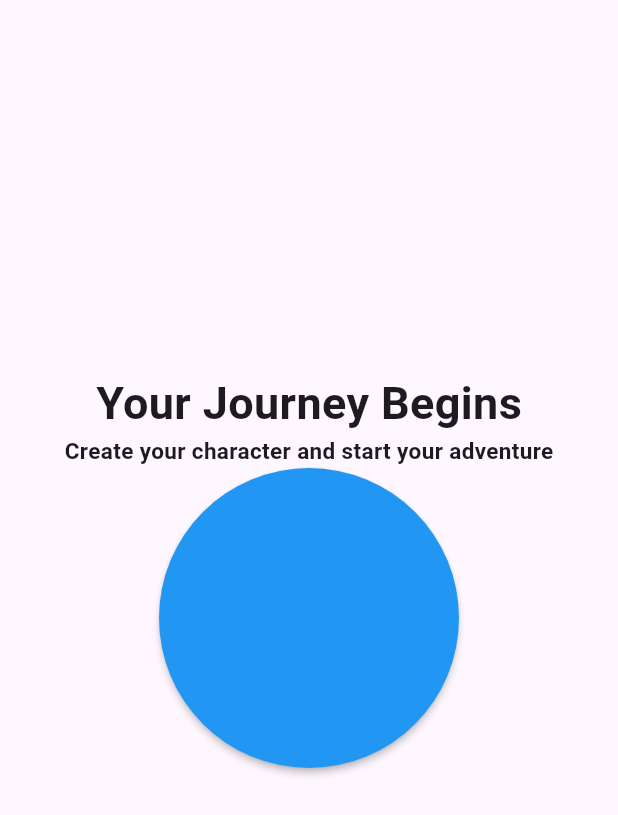
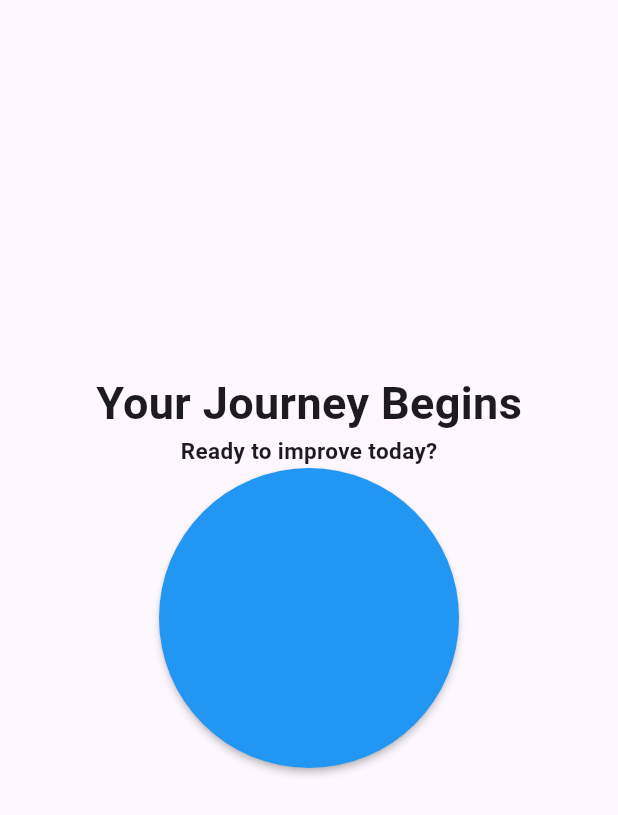
Before and after one commit to AlvinShaoPortfolio/Crivanta, a Flutter app: the CharacterContainer widget shown alone on an empty page, opened directly, on a phone screen of 412 x 824 dp. Shown: the top 815 px of the screen. Run offline on Flutter 3.47's test engine with Material 3 defaults, Android fonts, the phone set to English and light mode, and no system bars; our stand-ins replace cloud_firestore, firebase_auth, firebase_core; accounts and stored records are empty; network calls fail.

Commit message:
Fixed null loading issue between sign in screen and started on the skills tabs

```diff
--- a/lib/HeaderFileForFunctions.dart
+++ b/lib/HeaderFileForFunctions.dart
@@ -1,3 +1,4 @@
+import 'package:cloud_firestore/cloud_firestore.dart';
 import 'package:flutter/material.dart';
 
 class CrivantaLogo extends StatelessWidget{
@@ -61,3 +62,56 @@ class DisplayError extends StatelessWidget {
     return const SizedBox.shrink();
   }
 }
+
+Future<int?> getExperience(String userID, String field) async{
+  try{
+    DocumentSnapshot doc = await FirebaseFirestore.instance
+        .collection('users')
+        .doc(userID)
+        .collection('profile')
+        .doc('onboarding')
+        .get();
+
+    final data = doc.data() as Map<String, dynamic>?;
+
+    if(data != null && data['experience'] != null){
+      return data['experience'][field] ?? 0;
+    }
+    else{
+      return 0;
+    }
+  }
+  catch(e){
+    print('Error fetching experience: $e');
+    return null;
+  }
+}
+
+Future <void> increaseExperience(String userId, String field, int amount) async{
+  try {
+    await FirebaseFirestore.instance
+        .collection('users')
+        .doc(userId)
+        .collection('profile')
+        .doc('onboarding')
+        .update({
+      'experience.$field': FieldValue.increment(amount),
+    });
+  }
+  catch (e) {
+    print('Error incrementing experience: $e');
+  }
+}
+
+Future<Color> getColor(String userId, String field) async {
+  int experience = await getExperience(userId, field) ?? 0;
+  print('Getting color for $field with experience: $experience');
+
+  if (experience < 500) return Colors.grey;
+  if (experience < 1000) return Colors.green;
+  if (experience < 2000) return Colors.blue;
+  if (experience < 5000) return Colors.purple;
+  if (experience < 10000) return Colors.yellow;
+
+  return Colors.red;
+}
--- a/lib/LoginScreen.dart
+++ b/lib/LoginScreen.dart
@@ -72,8 +72,7 @@ class _LoginScreen extends State<LoginScreen>{
 
                         Navigator.pushReplacement(
                             context,
-                            MaterialPageRoute(builder: (context) => const ProfileCreation()),
-                            //MaterialPageRoute(builder: (context) => const UserDashboard()),
+                            MaterialPageRoute(builder: (context) => const UserDashboard()),
                         );
                       }
                       on FirebaseAuthException catch(e){
--- a/lib/SignupScreen.dart
+++ b/lib/SignupScreen.dart
@@ -97,7 +97,7 @@ class _SignupScreen extends State<SignupScreen>{
                 await user.reload();
                 user = authService.currentUser!;
                 if (user.emailVerified) {
-                  Navigator.pop(context); // close dialog
+                  Navigator.pop(context);
                   Navigator.pushReplacement(
                     context,
                     MaterialPageRoute(builder: (context) => const ProfileCreation()),
--- a/lib/UserDashboard.dart
+++ b/lib/UserDashboard.dart
@@ -1,4 +1,7 @@
 import 'package:flutter/material.dart';
+import 'package:crivanta/HeaderFileForFunctions.dart';
+
+import 'package:firebase_auth/firebase_auth.dart';
 
 class UserDashboard extends StatelessWidget{
   const UserDashboard({super.key});
@@ -22,7 +25,10 @@ class _CharacterContainer extends State<CharacterContainer>{
   bool pressed = false;
   bool showSkills = false;
 
-  void togglePressed() {
+  Map<String, Color> skillColors = {};
+  bool isLoading = true;
+
+  void togglePressed() async{
     setState(() {
       pressed = !pressed;
     });
@@ -41,18 +47,54 @@ class _CharacterContainer extends State<CharacterContainer>{
         showSkills = false;
       });
     }
+
+    final user = FirebaseAuth.instance.currentUser;
+    if (user != null) {
+      //await increaseExperience(user.uid, "body", 100);
+      await loadColors();
+    }
+  }
+
+  @override
+  void initState() {
+    super.initState();
+    loadColors();
+  }
+
+  Future<void> loadColors() async {
+    final user = FirebaseAuth.instance.currentUser;
+    final userId = user?.uid;
+    if (userId == null) return;
+
+    Map<String, Color> newColors = {};
+    final List<String> fields = [
+      'mind', 'body', 'soul', 'emotional', 'financial', 'social'
+    ];
+
+    for (final field in fields) {
+      newColors[field] = await getColor(userId, field);
+    }
+
+    setState(() {
+      skillColors = newColors;
+      isLoading = false;
+    });
   }
 
   @override
   Widget build(BuildContext context) {
+    if (isLoading || skillColors.isEmpty) {
+      return const Center(child: CircularProgressIndicator());
+    }
+
     return Stack(
         children: [
-          SkillsIcon(name: "Mind", showSkills: showSkills, myColor: Colors.blue, xCoord: .8, yCoord: -0.15),
-          SkillsIcon(name: "Body", showSkills: showSkills, myColor: Colors.blue, xCoord: 0.0, yCoord: -0.3),
-          SkillsIcon(name: "Soul", showSkills: showSkills, myColor: Colors.blue, xCoord: -.8, yCoord: -0.15),
-          SkillsIcon(name: "Emotions", showSkills: showSkills, myColor: Colors.blue, xCoord: 0.0, yCoord: 0.3),
-          SkillsIcon(name: "Finance", showSkills: showSkills, myColor: Colors.blue, xCoord: .8, yCoord: 0.15),
-          SkillsIcon(name: "Social", showSkills: showSkills, myColor: Colors.blue, xCoord: -.8, yCoord: 0.15),
+          SkillsIcon(name: "Mind", showSkills: showSkills, myColor: skillColors["mind"]!, xCoord: .8, yCoord: -0.15),
+          SkillsIcon(name: "Body", showSkills: showSkills, myColor: skillColors["body"]!, xCoord: 0.0, yCoord: -0.3),
+          SkillsIcon(name: "Soul", showSkills: showSkills, myColor: skillColors["soul"]!, xCoord: -.8, yCoord: -0.15),
+          SkillsIcon(name: "Emotions", showSkills: showSkills, myColor: skillColors["emotional"]!, xCoord: 0.0, yCoord: 0.3),
+          SkillsIcon(name: "Finance", showSkills: showSkills, myColor: skillColors["financial"]!, xCoord: .8, yCoord: 0.15),
+          SkillsIcon(name: "Social", showSkills: showSkills, myColor: skillColors["social"]!, xCoord: -.8, yCoord: 0.15),
           CharacterText(pressed: pressed),
           CharacterIcon(pressed: pressed, onPressed: togglePressed), //passing variables down so I dont need a global but idk if this is common practice over just making stateful widgets
         ]
@@ -76,7 +118,7 @@ class CharacterText extends StatelessWidget{
         mainAxisSize: MainAxisSize.min,
         children:[
           Text(('Your Journey Begins'), style: TextStyle(fontSize: 30, fontWeight: FontWeight.bold)),
-          Text(('Create your character and start your adventure'), style: TextStyle(fontSize: 15, fontWeight: FontWeight.bold)),
+          Text(('Ready to improve today?'), style: TextStyle(fontSize: 15, fontWeight: FontWeight.bold)),
         ],
       ),
     );
@@ -131,11 +173,11 @@ class SkillsIcon extends StatelessWidget{
               width: 100,
               height: 50,
               decoration: BoxDecoration(
-                color: Colors.blue,
+                color: myColor,
                 borderRadius: BorderRadius.circular(8),
               ),
               child: Center(
-                child: Text(name, style: const TextStyle(color: Colors.white)),
+                child: Text(name, style: const TextStyle(color: Colors.black, fontWeight: FontWeight.bold)),
               ),
             ),
           ]
--- a/lib/WelcomeScreen.dart
+++ b/lib/WelcomeScreen.dart
@@ -1,3 +1,4 @@
+import 'package:crivanta/HeaderFileForFunctions.dart';
 import 'package:crivanta/LoginScreen.dart';
 import 'package:flutter/material.dart';
 
@@ -35,6 +36,7 @@ class _WelcomeScreenState extends State<WelcomeScreen> {
           child: Column(
             mainAxisAlignment: MainAxisAlignment.center,
             children: const [
+              CrivantaLogo(),
               Text("Crivanta", style: TextStyle(fontSize: 80, fontWeight: FontWeight.bold)),
               Text("Discover your dream self", style: TextStyle(fontSize: 30, fontWeight: FontWeight.bold)),
             ],
```
Also changed, not shown: lib/SkillTab.dart (added, +16 -0 lines).
